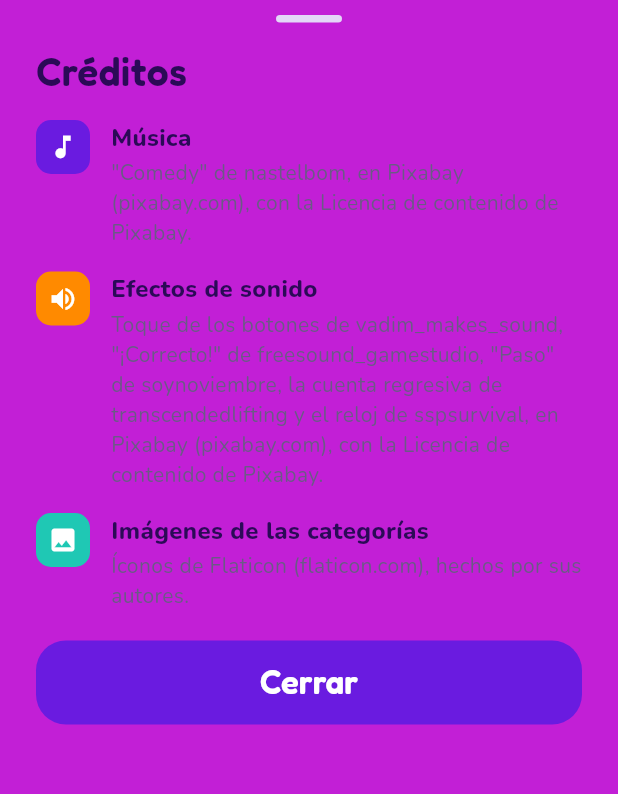
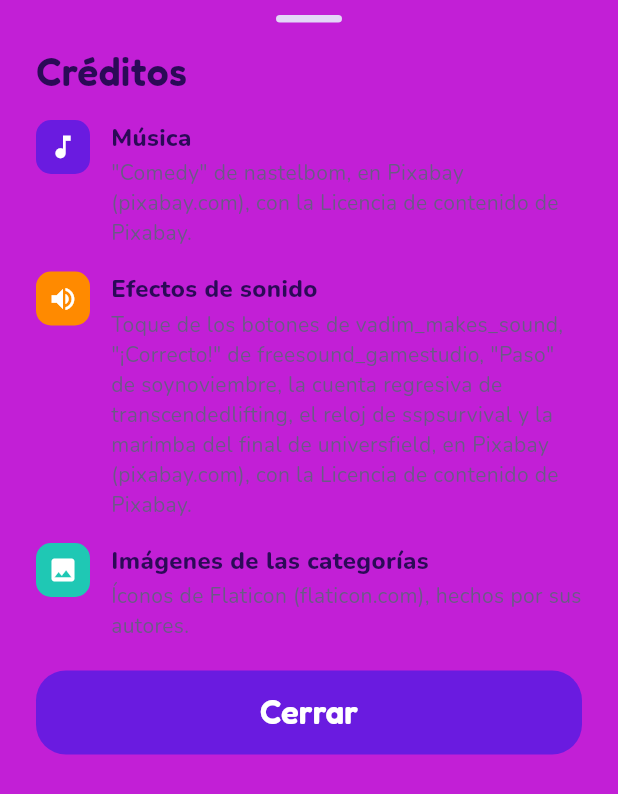
Before and after one commit to juancamilosal/charadeando_app, a Flutter app: the CreditsSheet widget shown alone on an empty page, opened directly, on a phone screen of 412 x 824 dp. Shown: the top 794 px of the screen. Run offline on Flutter 3.47's test engine with Material 3 defaults, Android fonts, the phone set to English and light mode, and no system bars; our stand-ins replace audioplayers, camera, flutter_riverpod, go_router, sensors_plus, share_plus and 2 more; missing offline and left inert: ffmpeg_kit_flutter_new_video, photo_manager.

Commit message:
Marimba suave al terminar el turno
Co-Authored-By: Claude Opus 5.5 <noreply@anthropic.com>
Claude-Session: https://claude.ai/code/session_01XPBFeG2PZmszSkrWwceepV

```diff
--- a/lib/screens/settings_screen.dart
+++ b/lib/screens/settings_screen.dart
@@ -348,8 +348,9 @@ class CreditsSheet extends StatelessWidget {
       'Efectos de sonido',
       'Toque de los botones de vadim_makes_sound, "¡Correcto!" de '
           'freesound_gamestudio, "Paso" de soynoviembre, la cuenta '
-          'regresiva de transcendedlifting y el reloj de sspsurvival, en '
-          'Pixabay (pixabay.com), con la Licencia de contenido de Pixabay.',
+          'regresiva de transcendedlifting, el reloj de sspsurvival y la '
+          'marimba del final de universfield, en Pixabay (pixabay.com), con '
+          'la Licencia de contenido de Pixabay.',
     ),
     (
       Icons.image,
--- a/lib/screens/turn_screen.dart
+++ b/lib/screens/turn_screen.dart
@@ -373,6 +373,8 @@ class _TurnScreenState extends ConsumerState<TurnScreen>
   Future<void> _endTurn() async {
     if (_phase == _Phase.saving) return;
     _timer?.cancel();
+    // Una marimba suave cierra el turno.
+    ref.read(soundServiceProvider).play(SoundEffect.timeUp);
     await _tilt?.cancel();
     setState(() => _phase = _Phase.saving);
     _closeCaption();
--- a/lib/services/effect_player.dart
+++ b/lib/services/effect_player.dart
@@ -23,6 +23,7 @@ class AssetEffectPlayer implements EffectPlayer {
     SoundEffect.countdown: ('audio/cuenta.mp3', 0.7),
     SoundEffect.start: ('audio/ya.mp3', 0.7),
     SoundEffect.clock: ('audio/reloj.mp3', 0.8),
+    SoundEffect.timeUp: ('audio/fin.mp3', 0.8),
   };
 
   final _pools = <SoundEffect, Future<AudioPool>>{};
```
Also changed, not shown: 4 other files.
